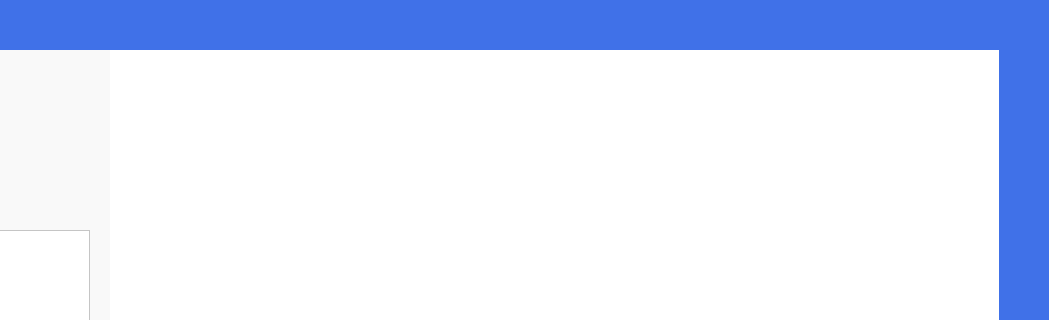
First picture: the form in MixieClient/mainwindow.ui, repository UnionDixie/MixieChatEnvironment, before the edit; both pictures show x 231 to 1280 and y 0 to 320 of the 1280 by 720 pixel window.
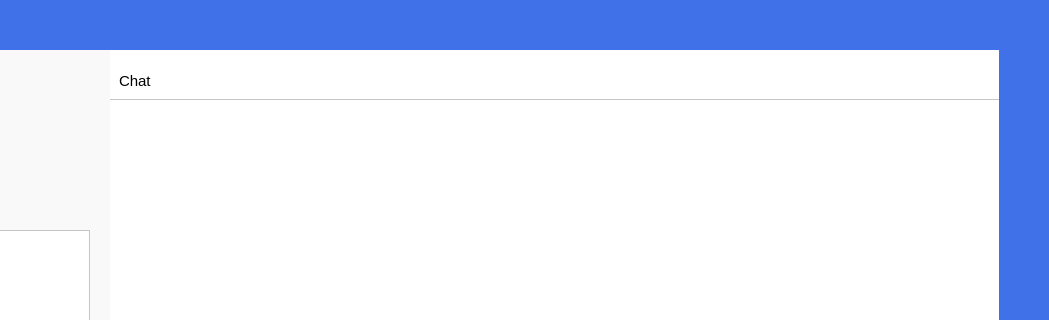
Second picture: the form after the edit. Icons and pictures are not drawn.

Patch:
```diff
--- a/MixieClient/mainwindow.ui
+++ b/MixieClient/mainwindow.ui
@@ -53,9 +53,9 @@
      <property name="geometry">
       <rect>
        <x>280</x>
-       <y>-1</y>
+       <y>49</y>
        <width>891</width>
-       <height>541</height>
+       <height>491</height>
       </rect>
      </property>
     </widget>
@@ -150,6 +150,24 @@
       <string/>
      </property>
     </widget>
+    <widget class="QLabel" name="label_5">
+     <property name="geometry">
+      <rect>
+       <x>290</x>
+       <y>20</y>
+       <width>181</width>
+       <height>21</height>
+      </rect>
+     </property>
+     <property name="font">
+      <font>
+       <pointsize>11</pointsize>
+      </font>
+     </property>
+     <property name="text">
+      <string>Chat</string>
+     </property>
+    </widget>
     <zorder>textEdit</zorder>
     <zorder>widget_2</zorder>
     <zorder>listWidget</zorder>
```
Left out of the diff: 1 changed line with no effect on the pictures.
